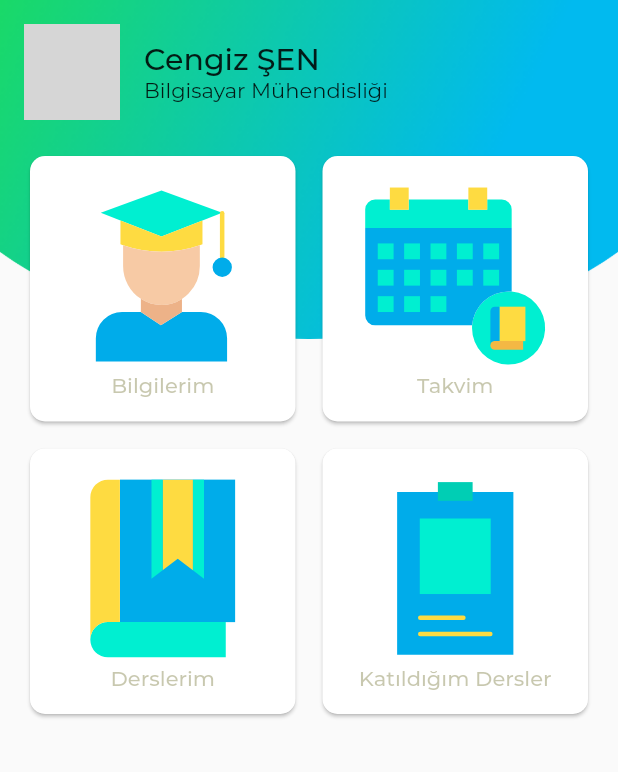
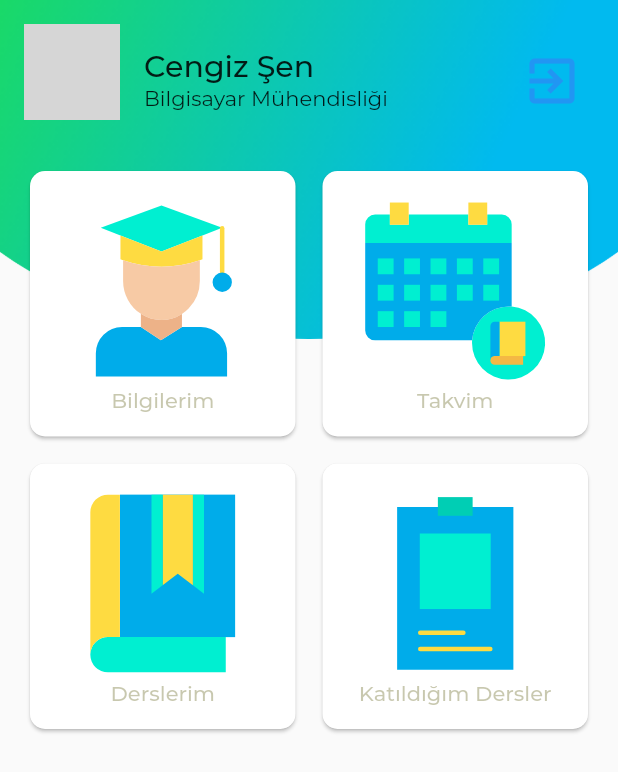
Before and after one commit to ugurnarmann/StudentInformationSystem, a Flutter app: the DashboardScreen screen opened directly, on a phone screen of 412 x 824 dp. Shown: the top 772 px of the screen. Run offline on Flutter 3.47's test engine with Material 2 defaults, Android fonts, the phone set to English and light mode, and no system bars; our stand-ins replace cloud_firestore, firebase_auth, firebase_core, firebase_database, flutter_login, flutter_svg; accounts and stored records are empty; network calls fail; grey boxes are pictures that could not be loaded.

Commit message:
some pages added

```diff
--- /dev/null
+++ b/lib/pages/base_widgets/header.dart
@@ -0,0 +1,19 @@
+import 'package:flutter/material.dart';
+
+class Header extends StatelessWidget {
+  @override
+  Widget build(BuildContext context) {
+    var size = MediaQuery.of(context).size;
+    return Container(
+      height: size.height * .3,
+      decoration: BoxDecoration(
+        image: DecorationImage(
+          alignment: Alignment.topCenter,
+          image: AssetImage(
+            'assets/images/top_header.png',
+          ),
+        ),
+      ),
+    );
+  }
+}
--- a/lib/pages/dashboard.dart
+++ b/lib/pages/dashboard.dart
@@ -1,74 +1,31 @@
 import 'package:flutter/cupertino.dart';
 import 'package:flutter/material.dart';
 import 'package:flutter_login/flutter_login.dart';
-import 'package:flutter_svg/flutter_svg.dart';
+import 'package:yoklama_sistemi/pages/base_widgets/header.dart';
+import 'package:yoklama_sistemi/pages/dashboard_wigets/avatar_and_name.dart';
 import 'package:yoklama_sistemi/pages/dashboard_wigets/card_widget.dart';
+import 'package:yoklama_sistemi/pages/dashboard_wigets/exit_button.dart';
 
 class DashboardScreen extends StatelessWidget {
   const DashboardScreen({Key key, LoginData email}) : super(key: key);
 
   @override
   Widget build(BuildContext context) {
-    var size = MediaQuery.of(context).size;
-
     return Scaffold(
       body: Stack(
         children: [
-          Container(
-            height: size.height * .3,
-            decoration: BoxDecoration(
-              image: DecorationImage(
-                alignment: Alignment.topCenter,
-                image: AssetImage(
-                  'assets/images/top_header.png',
-                ),
-              ),
-            ),
-          ),
+          Header(),
           SafeArea(
             child: Padding(
               padding: EdgeInsets.all(16),
               child: Column(
                 children: [
-                  Container(
-                    height: 64,
-                    margin: EdgeInsets.only(
-                      bottom: 20,
-                    ),
-                    child: Row(
-                      crossAxisAlignment: CrossAxisAlignment.start,
-                      children: [
-                        CircleAvatar(
-                          radius: 32,
-                          backgroundImage: NetworkImage(
-                            'https://i2.cnnturk.com/i/cnnturk/75/650x325/6071939370380e1c146d319c.jpg',
-                          ),
-                        ),
-                        SizedBox(
-                          width: 16,
-                        ),
-                        Column(
-                          mainAxisAlignment: MainAxisAlignment.center,
-                          crossAxisAlignment: CrossAxisAlignment.start,
-                          children: [
-                            Text(
-                              'Cengiz ŞEN',
-                              style: TextStyle(
-                                fontFamily: 'Montserrat Medium',
-                                fontSize: 20,
-                              ),
-                            ),
-                            Text(
-                              'Bilgisayar Mühendisliği',
-                              style: TextStyle(
-                                fontFamily: 'Montserrat Regular',
-                                fontSize: 14,
-                              ),
-                            )
-                          ],
-                        ),
-                      ],
-                    ),
+                  AvatarAndName(
+                    networkImageUrl:
+                        'https://i2.cnnturk.com/i/cnnturk/75/650x325/6071939370380e1c146d319c.jpg',
+                    name: 'Cengiz Şen',
+                    title: 'Bilgisayar Mühendisliği',
+                    headerRightButton: ExitButton(),
                   ),
                   Expanded(
                     child: GridView.count(
@@ -76,19 +33,19 @@ class DashboardScreen extends StatelessWidget {
                       crossAxisSpacing: 10,
                       primary: false,
                       children: [
-                        CardWidget(
+                        CardWidgetButton(
                           assetImageDirectory: 'assets/images/student.svg',
                           text: 'Bilgilerim',
                         ),
-                        CardWidget(
+                        CardWidgetButton(
                           assetImageDirectory: 'assets/images/calendar.svg',
                           text: 'Takvim',
                         ),
-                        CardWidget(
+                        CardWidgetButton(
                           assetImageDirectory: 'assets/images/lesson.svg',
                           text: 'Derslerim',
                         ),
-                        CardWidget(
+                        CardWidgetButton(
                           assetImageDirectory: 'assets/images/inlesson.svg',
                           text: 'Katıldığım Dersler',
                         ),
--- /dev/null
+++ b/lib/pages/dashboard_wigets/avatar_and_name.dart
@@ -0,0 +1,59 @@
+import 'package:flutter/material.dart';
+import 'exit_button.dart';
+
+class AvatarAndName extends StatelessWidget {
+  final String networkImageUrl;
+  final String name;
+  final String title;
+  final headerRightButton;
+  AvatarAndName({this.networkImageUrl, this.name, this.title,this.headerRightButton});
+  @override
+  Widget build(BuildContext context) {
+    return Container(
+      height: 74,
+      margin: EdgeInsets.only(
+        bottom: 20,
+      ),
+      child: Row(
+        crossAxisAlignment: CrossAxisAlignment.start,
+        children: [
+          CircleAvatar(
+            radius: 32,
+            backgroundImage: NetworkImage(
+              networkImageUrl,
+            ),
+          ),
+          SizedBox(
+            width: 16,
+          ),
+          Column(
+            mainAxisAlignment: MainAxisAlignment.center,
+            crossAxisAlignment: CrossAxisAlignment.start,
+            children: [
+              Text(
+                name,
+                style: TextStyle(
+                  fontFamily: 'Montserrat Medium',
+                  fontSize: 20,
+                ),
+              ),
+              Text(
+                title,
+                style: TextStyle(
+                  fontFamily: 'Montserrat Regular',
+                  fontSize: 14,
+                ),
+              ),
+            ],
+          ),
+          Expanded(
+            child: Padding(
+              padding: EdgeInsets.only(top: 10),
+              child: headerRightButton,
+            ),
+          )
+        ],
+      ),
+    );
+  }
+}
--- a/lib/pages/dashboard_wigets/card_widget.dart
+++ b/lib/pages/dashboard_wigets/card_widget.dart
@@ -2,10 +2,12 @@ import 'package:flutter/cupertino.dart';
 import 'package:flutter/material.dart';
 import 'package:flutter_svg/svg.dart';
 
-class CardWidget extends StatelessWidget {
+class CardWidgetButton extends StatelessWidget {
   final String assetImageDirectory;
   final String text;
-  CardWidget({this.assetImageDirectory, this.text});
+  final navigateTo;
+
+  const CardWidgetButton({this.assetImageDirectory, this.text,this.navigateTo});
   @override
   Widget build(BuildContext context) {
     var cardTextStyle = TextStyle(
@@ -17,6 +19,14 @@ class CardWidget extends StatelessWidget {
       shape: RoundedRectangleBorder(
         borderRadius: BorderRadius.circular(10),
       ),
+      child: TextButton(
+        onPressed: () {
+          Navigator.of(context).pushReplacement(
+            MaterialPageRoute(
+              builder: (context) => navigateTo,
+            ),
+          );
+        },
         child: Column(
           mainAxisAlignment: MainAxisAlignment.center,
           children: [
@@ -27,8 +37,10 @@ class CardWidget extends StatelessWidget {
             Text(
               text,
               style: cardTextStyle,
+              textAlign: TextAlign.center,
             )
           ],
+        ),
       ),
     );
   }
--- /dev/null
+++ b/lib/pages/dashboard_wigets/exit_button.dart
@@ -0,0 +1,33 @@
+import 'package:flutter/material.dart';
+import 'package:yoklama_sistemi/pages/login.dart';
+import 'package:yoklama_sistemi/services/auth.dart';
+
+class ExitButton extends StatefulWidget {
+  @override
+  _ExitButtonState createState() => _ExitButtonState();
+}
+
+AuthService _authService = AuthService();
+
+class _ExitButtonState extends State<ExitButton> {
+  @override
+  Widget build(BuildContext context) {
+    return TextButton(
+      onPressed: () => {
+        _authService.signOut,
+        Navigator.of(context).pushReplacement(
+          MaterialPageRoute(
+            builder: (context) => Login(),
+          ),
+        )
+      },
+      child: Container(
+        alignment: AlignmentDirectional.topEnd,
+        child: Icon(
+          Icons.exit_to_app_outlined,
+          size: 40,
+        ),
+      ),
+    );
+  }
+}
--- a/lib/pages/login.dart
+++ b/lib/pages/login.dart
@@ -34,10 +34,7 @@ class Login extends StatelessWidget {
           goBackButton: 'Geri',
           confirmPasswordError: 'Yanlış Email Şifre Kombinasyonu !',
         ),
-        theme: LoginTheme(
-          primaryColor: Colors.green[500],
-          accentColor: Colors.green[500],
-        ),
+
       ),
     );
   }
```
Also changed, not shown: lib/models/student.dart (added, +7 -0 lines), lib/models/teacher.dart (added, +7 -0 lines), lib/pages/admin_dashboard.dart (+63 -4 lines), lib/pages/admin_dashboard_pages/add_lesson_page.dart (added, +47 -0 lines), lib/pages/admin_dashboard_pages/add_student_page.dart (added, +47 -0 lines), lib/pages/admin_dashboard_pages/show_lesson_page.dart (added, +88 -0 lines), lib/pages/admin_dashboard_pages/show_student_page.dart (added, +90 -0 lines), lib/pages/dashboard_wigets/go_back_button.dart (added, +32 -0 lines), lib/services/lesson_services.dart (added, +19 -0 lines), lib/services/student_services.dart (added, +19 -0 lines), assets/images/teacher.svg (added). Lines whose indentation alone changed are shown as unchanged.
